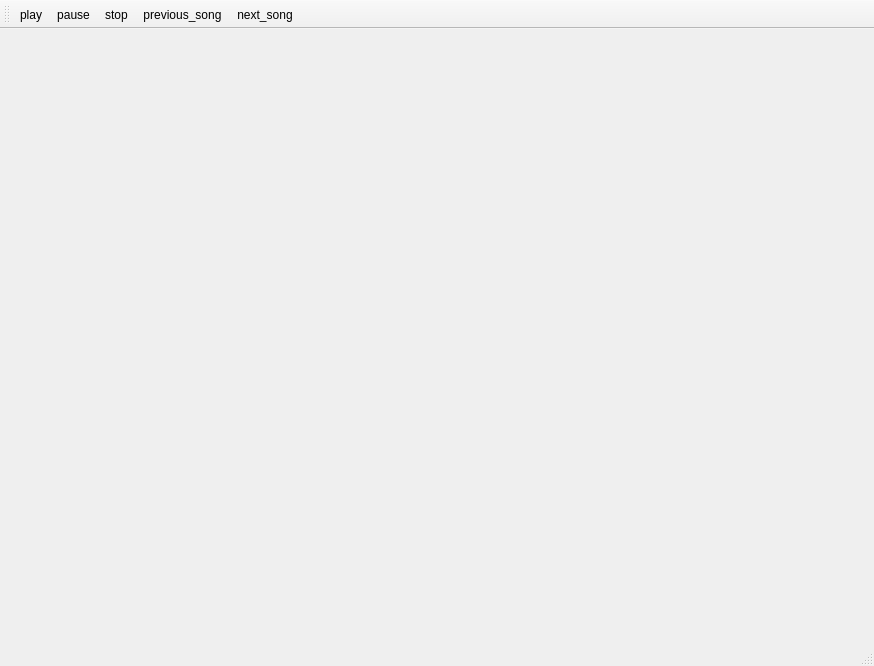
Qt form src/frontend/main_window.ui (dv1/ion_player) before a commit.
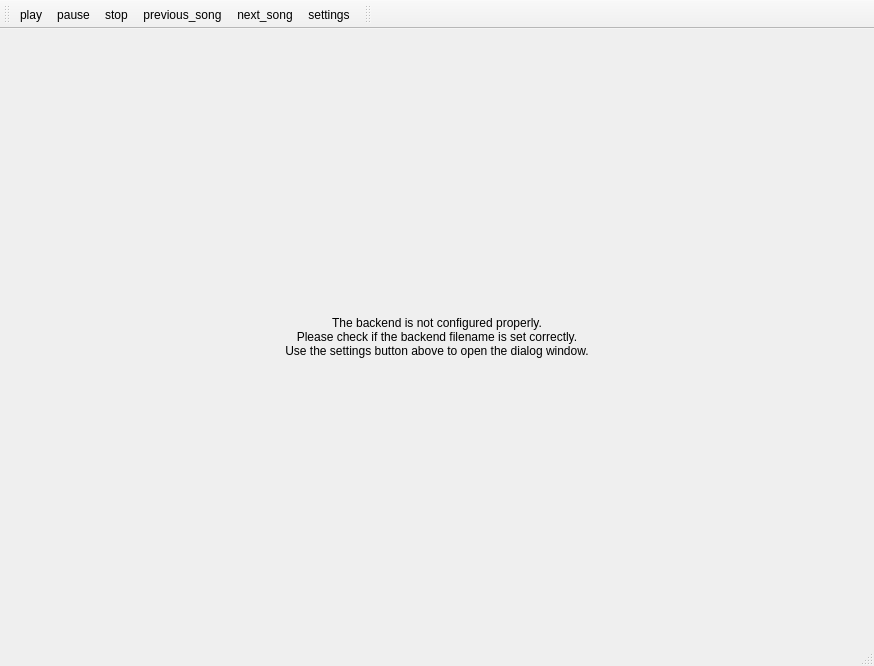
The same form after that commit. The open tabs and pages were chosen to show the change. Icons and pictures are not drawn.

Commit message: added settings menu backend is started now

```diff
--- a/src/frontend/main_window.ui
+++ b/src/frontend/main_window.ui
@@ -14,7 +14,7 @@
    <string>ion</string>
   </property>
   <widget class="QWidget" name="centralwidget">
-   <layout class="QHBoxLayout" name="horizontalLayout">
+   <layout class="QHBoxLayout" name="horizontalLayout_2">
     <property name="spacing">
      <number>0</number>
     </property>
@@ -22,10 +22,55 @@
      <number>0</number>
     </property>
     <item>
-     <widget class="QTabWidget" name="tabWidget">
-      <property name="documentMode">
-       <bool>true</bool>
+     <widget class="QStackedWidget" name="central_pages">
+      <property name="currentIndex">
+       <number>0</number>
       </property>
+      <widget class="QWidget" name="tabs_page">
+       <layout class="QHBoxLayout" name="horizontalLayout">
+        <property name="spacing">
+         <number>0</number>
+        </property>
+        <property name="margin">
+         <number>0</number>
+        </property>
+        <item>
+         <widget class="QTabWidget" name="playlist_tab_widget">
+          <property name="documentMode">
+           <bool>true</bool>
+          </property>
+         </widget>
+        </item>
+       </layout>
+      </widget>
+      <widget class="QWidget" name="backend_not_configured_page">
+       <layout class="QHBoxLayout" name="horizontalLayout_3">
+        <property name="spacing">
+         <number>0</number>
+        </property>
+        <property name="margin">
+         <number>0</number>
+        </property>
+        <item>
+         <widget class="QLabel" name="label">
+          <property name="text">
+           <string>The backend is not configured properly.
+Please check if the backend filename is set correctly.
+Use the settings button above to open the dialog window.</string>
+          </property>
+          <property name="scaledContents">
+           <bool>false</bool>
+          </property>
+          <property name="alignment">
+           <set>Qt::AlignCenter</set>
+          </property>
+          <property name="wordWrap">
+           <bool>true</bool>
+          </property>
+         </widget>
+        </item>
+       </layout>
+      </widget>
      </widget>
     </item>
    </layout>
@@ -46,6 +91,18 @@
    <addaction name="action_stop"/>
    <addaction name="action_previous_song"/>
    <addaction name="action_next_song"/>
+   <addaction name="action_settings"/>
+  </widget>
+  <widget class="QToolBar" name="sliders_toolbar">
+   <property name="windowTitle">
+    <string>toolBar_2</string>
+   </property>
+   <attribute name="toolBarArea">
+    <enum>TopToolBarArea</enum>
+   </attribute>
+   <attribute name="toolBarBreak">
+    <bool>false</bool>
+   </attribute>
   </widget>
   <action name="action_play">
    <property name="icon">
@@ -98,6 +155,15 @@
     <string>Media Next</string>
    </property>
   </action>
+  <action name="action_settings">
+   <property name="icon">
+    <iconset resource="resources.qrc">
+     <normaloff>:/icons/settings</normaloff>:/icons/settings</iconset>
+   </property>
+   <property name="text">
+    <string>settings</string>
+   </property>
+  </action>
  </widget>
  <resources>
   <include location="resources.qrc"/>
```
Left out of the diff: 2 changed lines with no effect on the pictures. The commit also changes 7 other files.
